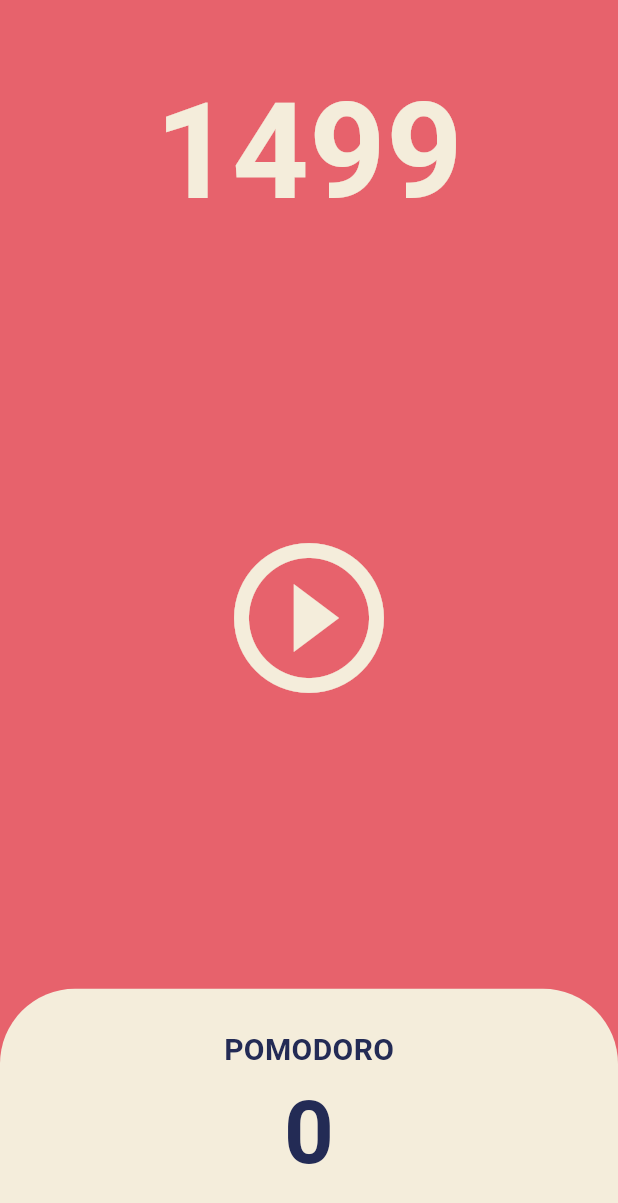
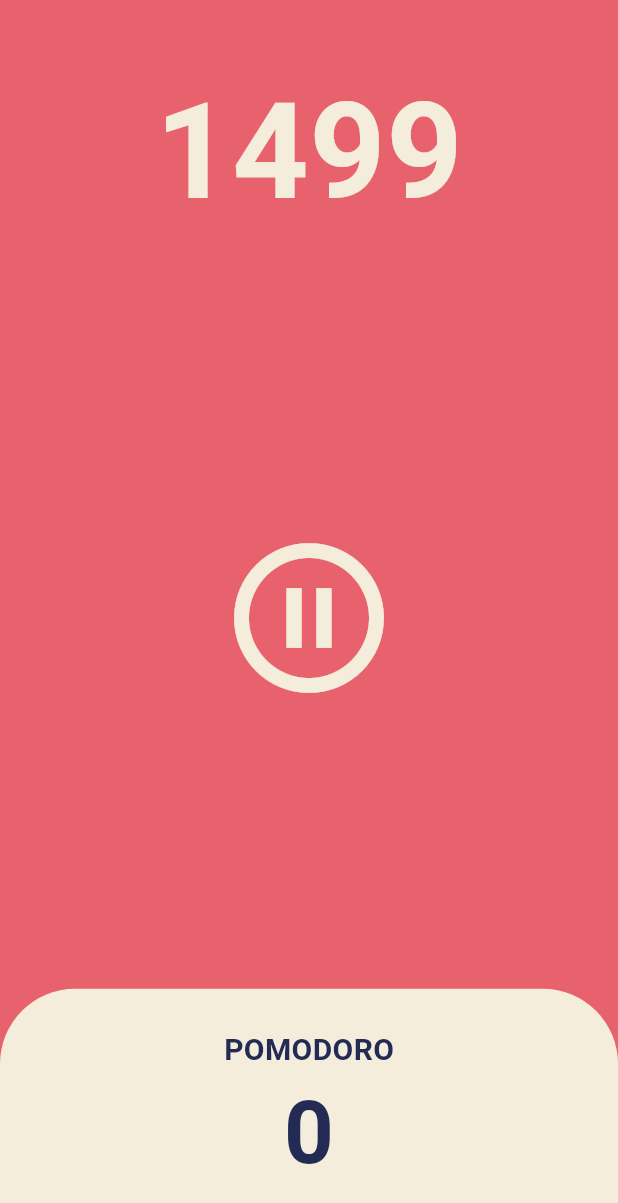
Before and after one commit to Sauvi9non/Nomad_pomodoro, a Flutter app: the screen it shows after launch, after a tap on the "play circle outline" icon, on a phone screen of 412 x 824 dp. Shown: the top 1203 px of the screen. Run offline on Flutter 3.47's test engine with Material 3 defaults, Android fonts, the phone set to English and light mode, and no system bars.

Commit message:
[FEAT] 타이머 멈춤 기능

```diff
--- a/nomad_pomodoro/lib/screens/home_screen.dart
+++ b/nomad_pomodoro/lib/screens/home_screen.dart
@@ -12,6 +12,7 @@ class HomeScreen extends StatefulWidget {
 class _HomeScreenState extends State<HomeScreen> {
   int totalSeconds = 1500;
   late Timer timer; //사용자가 버튼 누를 때만 생성되도록 -> 나중에 초기화 된다 -> late로 이를 명시
+  bool isRunning = false; //처음에는 시간이 안가니까 true, 최초 1회 누르고 나서야 false
 
   void onTick(Timer timer) {
     //1초 1Tick마다 실행할
@@ -25,6 +26,16 @@ class _HomeScreenState extends State<HomeScreen> {
     //타이머가 생성
     //타이머 초기화
     timer = Timer.periodic(Duration(seconds: 1), onTick);
+    setState(() {
+      isRunning = true; //isPause 상태 반대로
+    });
+  }
+
+  void onPausePressed() {
+    timer.cancel();
+    setState(() {
+      isRunning = false;
+    });
   }
 
   @override
@@ -54,8 +65,10 @@ class _HomeScreenState extends State<HomeScreen> {
             flex: 3,
             child: Center(
               child: IconButton(
-                onPressed: onStartPressed,
-                icon: Icon(Icons.play_circle_outline),
+                onPressed: isRunning ? onPausePressed : onStartPressed,
+                icon: isRunning
+                    ? Icon(Icons.pause_circle_outline)
+                    : Icon(Icons.play_circle_outline),
                 iconSize: 120,
                 color: Theme.of(context).cardColor,
               ),
```
